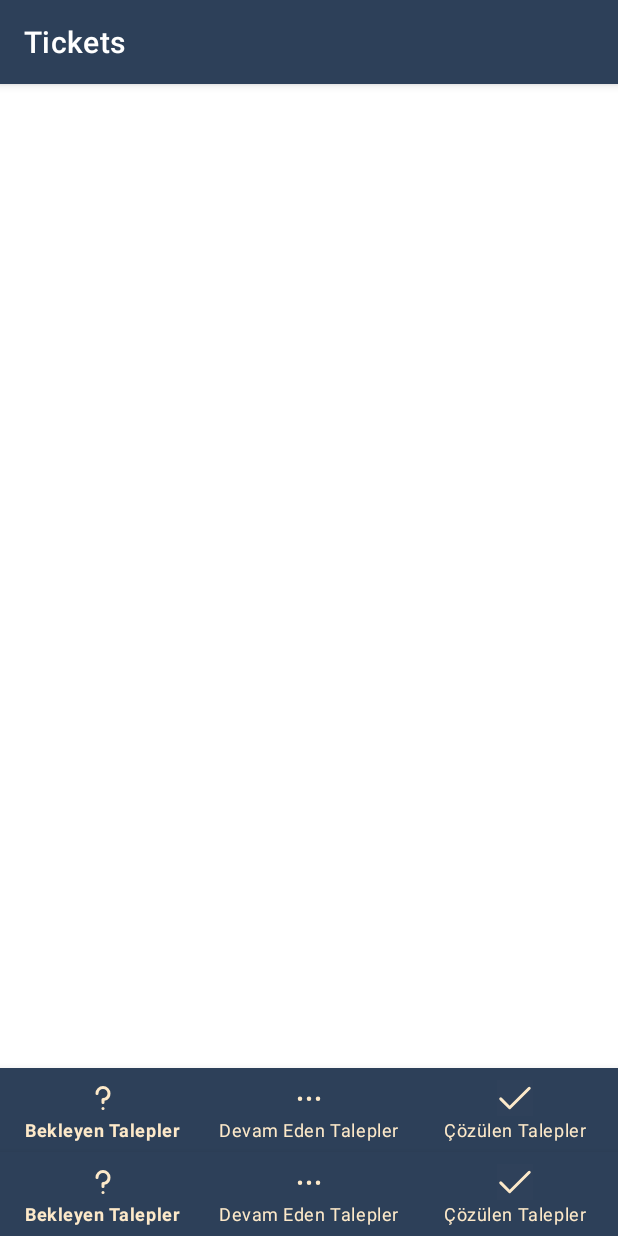
After one commit to Paxint/Benim_Musteri_TEST, an Android app: the fragment OngoingFragment placed in its activity, on a phone screen of 412 x 824 dp. The commit adds this screen. Run offline under Robolectric (Android 15) with nearby library versions, the phone set to English and light mode, and no system bars.

Commit message:
tickets ekranları yapıldı

```diff
--- a/app/build.gradle
+++ b/app/build.gradle
@@ -38,6 +38,9 @@ dependencies {
     implementation 'androidx.annotation:annotation:1.2.0'
     implementation 'androidx.lifecycle:lifecycle-livedata-ktx:2.3.1'
     implementation 'androidx.lifecycle:lifecycle-viewmodel-ktx:2.3.1'
+    implementation 'androidx.vectordrawable:vectordrawable:1.1.0'
+    implementation 'androidx.navigation:navigation-fragment:2.4.2'
+    implementation 'androidx.navigation:navigation-ui:2.4.2'
     testImplementation 'junit:junit:4.13.2'
     androidTestImplementation 'androidx.test.ext:junit:1.1.3'
     androidTestImplementation 'androidx.test.espresso:espresso-core:3.4.0'
--- a/app/src/main/AndroidManifest.xml
+++ b/app/src/main/AndroidManifest.xml
@@ -9,6 +9,10 @@
         android:roundIcon="@mipmap/ic_launcher_round"
         android:supportsRtl="true"
         android:theme="@style/Theme.Benim_Musteri_TEST">
+        <activity
+            android:name=".Tickets"
+            android:exported="false"
+            android:label="@string/title_activity_tickets" />
         <activity
             android:name=".ui.login.SignUpActivity"
             android:exported="false"
--- /dev/null
+++ b/app/src/main/java/com/eraybarisbahadir/benim_musteri_test/OngoingFragment.java
@@ -0,0 +1,18 @@
+package com.eraybarisbahadir.benim_musteri_test;
+
+import android.os.Bundle;
+import android.view.LayoutInflater;
+import android.view.View;
+import android.view.ViewGroup;
+
+import androidx.annotation.NonNull;
+import androidx.annotation.Nullable;
+import androidx.fragment.app.Fragment;
+
+public class OngoingFragment extends Fragment {
+    @Nullable
+    @Override
+    public View onCreateView(@NonNull LayoutInflater inflater, @Nullable ViewGroup container, @Nullable Bundle savedInstanceState) {
+        return inflater.inflate(R.layout.fragment_ongoing, container, false);
+    }
+}
--- /dev/null
+++ b/app/src/main/java/com/eraybarisbahadir/benim_musteri_test/Tickets.java
@@ -0,0 +1,44 @@
+package com.eraybarisbahadir.benim_musteri_test;
+
+import com.google.android.material.bottomnavigation.BottomNavigationView.*;
+import android.os.Bundle;
+import android.view.MenuItem;
+import com.google.android.material.bottomnavigation.BottomNavigationView;
+import androidx.annotation.NonNull;
+import androidx.appcompat.app.AppCompatActivity;
+import androidx.fragment.app.Fragment;
+
+public class Tickets extends AppCompatActivity {
+
+    @Override
+    protected void onCreate(Bundle savedInstanceState) {
+        super.onCreate(savedInstanceState);
+        setContentView(R.layout.fragment_open);
+
+        BottomNavigationView navView = findViewById(R.id.nav_view);
+        navView.setOnNavigationItemSelectedListener(navListener);
+    }
+    private OnNavigationItemSelectedListener navListener = new OnNavigationItemSelectedListener() {
+        @Override
+        public boolean onNavigationItemSelected(@NonNull MenuItem item) {
+            Fragment selectedFragment = null;
+
+            switch (item.getItemId()){
+                case R.id.navigation_open:
+                    selectedFragment = new OpenFragment();
+                    break;
+                case R.id.navigation_ongoing:
+                    selectedFragment = new OngoingFragment();
+                    break;
+                case R.id.navigation_solved:
+                    selectedFragment = new SolvedFragment();
+                    break;
+
+            }
+            getSupportFragmentManager().beginTransaction().replace(R.id.fragment_container,selectedFragment).commit();
+
+            return true;
+        }
+
+    };
+}
--- /dev/null
+++ b/app/src/main/res/drawable/ic_check.xml
@@ -0,0 +1,8 @@
+<vector android:height="24dp" android:viewportHeight="48"
+    android:viewportWidth="48" android:width="24dp" xmlns:android="http://schemas.android.com/apk/res/android">
+    <path android:fillAlpha="0.01" android:fillColor="#ffffff" android:pathData="M0,0h48v48h-48z"/>
+    <path android:fillColor="#00000000"
+        android:pathData="M43,11L16.875,37L5,25.1818"
+        android:strokeColor="#000000" android:strokeLineCap="round"
+        android:strokeLineJoin="round" android:strokeWidth="4"/>
+</vector>
--- /dev/null
+++ b/app/src/main/res/drawable/ic_dots.xml
@@ -0,0 +1,14 @@
+<vector xmlns:android="http://schemas.android.com/apk/res/android"
+    android:width="24dp"
+    android:height="24dp"
+    android:viewportWidth="24"
+    android:viewportHeight="24">
+  <path
+      android:pathData="M0,0h24v24h-24z"
+      android:strokeAlpha="0"
+      android:fillColor="#141124"
+      android:fillAlpha="0"/>
+  <path
+      android:pathData="M16.5,12.5A1.5,1.5 0,1 1,18 14,1.5 1.5,0 0,1 16.5,12.5ZM10.5,12.5A1.5,1.5 0,1 1,12 14,1.5 1.5,0 0,1 10.5,12.5ZM4.5,12.5A1.5,1.5 0,1 1,6 14,1.5 1.5,0 0,1 4.5,12.5Z"
+      android:fillColor="#141124"/>
+</vector>
--- /dev/null
+++ b/app/src/main/res/drawable/ic_question_mark.xml
@@ -0,0 +1,17 @@
+<vector xmlns:android="http://schemas.android.com/apk/res/android"
+    android:width="24dp"
+    android:height="24dp"
+    android:viewportWidth="24"
+    android:viewportHeight="24">
+  <path
+      android:fillColor="#FF000000"
+      android:pathData="M24,24l-24,-0l-0,-24l24,-0z"
+      android:strokeAlpha="0"
+      android:fillAlpha="0"/>
+  <path
+      android:fillColor="#FF000000"
+      android:pathData="M17,9A5,5 0,0 0,7 9a1,1 0,0 0,2 0,3 3,0 1,1 3,3 1,1 0,0 0,-1 1v2a1,1 0,0 0,2 0v-1.1A5,5 0,0 0,17 9z"/>
+  <path
+      android:fillColor="#FF000000"
+      android:pathData="M12,19m-1,0a1,1 0,1 1,2 0a1,1 0,1 1,-2 0"/>
+</vector>
--- a/app/src/main/res/layout/activity_login.xml
+++ b/app/src/main/res/layout/activity_login.xml
@@ -38,7 +38,7 @@
         app:layout_constraintTop_toBottomOf="@+id/password" />
 
     <Button
-        android:id="@+id/login"
+        android:id="@+id/blogin"
         android:layout_width="320dp"
         android:layout_height="55dp"
         android:layout_gravity="start"
--- /dev/null
+++ b/app/src/main/res/layout/fragment_ongoing.xml
@@ -0,0 +1,29 @@
+<?xml version="1.0" encoding="utf-8"?>
+<RelativeLayout
+    xmlns:android="http://schemas.android.com/apk/res/android"
+    xmlns:app="http://schemas.android.com/apk/res-auto"
+    android:id="@+id/container"
+    android:layout_width="match_parent"
+    android:layout_height="match_parent"
+    android:paddingTop="?attr/actionBarSize">
+
+
+    <FrameLayout
+        android:id="@+id/fragment_container"
+        android:layout_width="match_parent"
+        android:layout_height="match_parent"
+        android:layout_above="@id/nav_view">
+
+    </FrameLayout>
+
+    <com.google.android.material.bottomnavigation.BottomNavigationView
+        android:id="@+id/nav_view"
+        android:layout_width="match_parent"
+        android:layout_height="wrap_content"
+        android:layout_alignParentBottom="true"
+        android:background="@color/BMLACI"
+        app:itemIconTint="@color/BMSARI"
+        app:itemTextColor="@color/BMSARI"
+        app:menu="@menu/bottom_nav_menu" />
+
+</RelativeLayout>
--- /dev/null
+++ b/app/src/main/res/layout/fragment_open.xml
@@ -0,0 +1,29 @@
+<?xml version="1.0" encoding="utf-8"?>
+<RelativeLayout
+    xmlns:android="http://schemas.android.com/apk/res/android"
+    xmlns:app="http://schemas.android.com/apk/res-auto"
+    android:id="@+id/container"
+    android:layout_width="match_parent"
+    android:layout_height="match_parent"
+    android:paddingTop="?attr/actionBarSize">
+
+
+    <FrameLayout
+        android:id="@+id/fragment_container"
+        android:layout_width="match_parent"
+        android:layout_height="match_parent"
+        android:layout_above="@id/nav_view">
+
+    </FrameLayout>
+
+    <com.google.android.material.bottomnavigation.BottomNavigationView
+        android:id="@+id/nav_view"
+        android:layout_width="match_parent"
+        android:layout_height="wrap_content"
+        android:layout_alignParentBottom="true"
+        android:background="@color/BMLACI"
+        app:itemIconTint="@color/BMSARI"
+        app:itemTextColor="@color/BMSARI"
+        app:menu="@menu/bottom_nav_menu" />
+
+</RelativeLayout>
--- /dev/null
+++ b/app/src/main/res/menu/bottom_nav_menu.xml
@@ -0,0 +1,19 @@
+<?xml version="1.0" encoding="utf-8"?>
+<menu xmlns:android="http://schemas.android.com/apk/res/android">
+
+    <item
+        android:id="@+id/navigation_open"
+        android:icon="@drawable/ic_question_mark"
+        android:title="Bekleyen Talepler" />
+
+    <item
+        android:id="@+id/navigation_ongoing"
+        android:icon="@drawable/ic_dots"
+        android:title="Devam Eden Talepler"  />
+
+    <item
+        android:id="@+id/navigation_solved"
+        android:icon="@drawable/ic_check"
+        android:title="Çözülen Talepler"  />
+
+</menu>
--- a/app/src/main/res/values/strings.xml
+++ b/app/src/main/res/values/strings.xml
@@ -11,4 +11,8 @@
     <string name="login_failed">"Login failed"</string>
     <string name="title_activity_login">LoginActivity</string>
     <string name="title_activity_sign_up">SignUpActivity</string>
+    <string name="title_activity_tickets">Tickets</string>
+    <string name="title_home">Home</string>
+    <string name="title_dashboard">Dashboard</string>
+    <string name="title_notifications">Notifications</string>
 </resources>
```
Also changed, not shown: app/src/main/java/com/eraybarisbahadir/benim_musteri_test/OpenFragment.java (added, +18 -0 lines), app/src/main/java/com/eraybarisbahadir/benim_musteri_test/SolvedFragment.java (added, +18 -0 lines), app/src/main/java/com/eraybarisbahadir/benim_musteri_test/ui/login/LoginActivity.java (+14 -0 lines), app/src/main/res/drawable/ic_dashboard_black_24dp.xml (added, +9 -0 lines), app/src/main/res/drawable/ic_home_black_24dp.xml (added, +9 -0 lines), app/src/main/res/drawable/ic_notifications_black_24dp.xml (added, +9 -0 lines), app/src/main/res/layout/fragment_solved.xml (added, +29 -0 lines), app/src/main/res/navigation/mobile_navigation.xml (added, +25 -0 lines).
